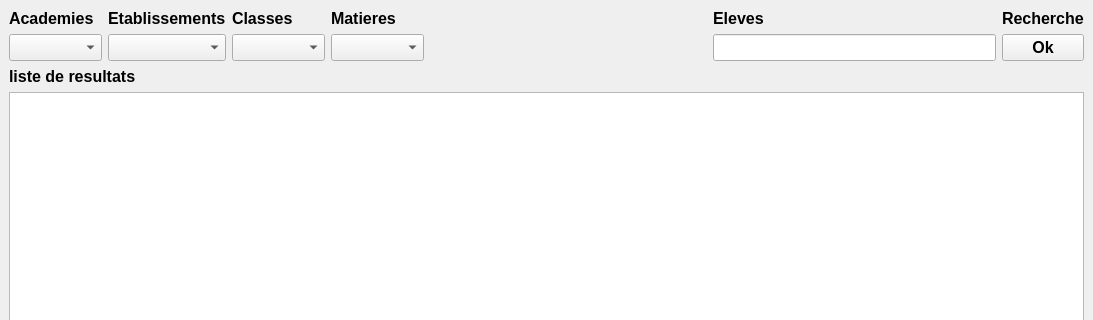
This is elevRechDesign.ui in ludoovic/gestionClas as Qt 5 draws it before an edit; both pictures show x 0 to 1093 and y 0 to 320 of the 1093 by 853 pixel window. The edited form follows.
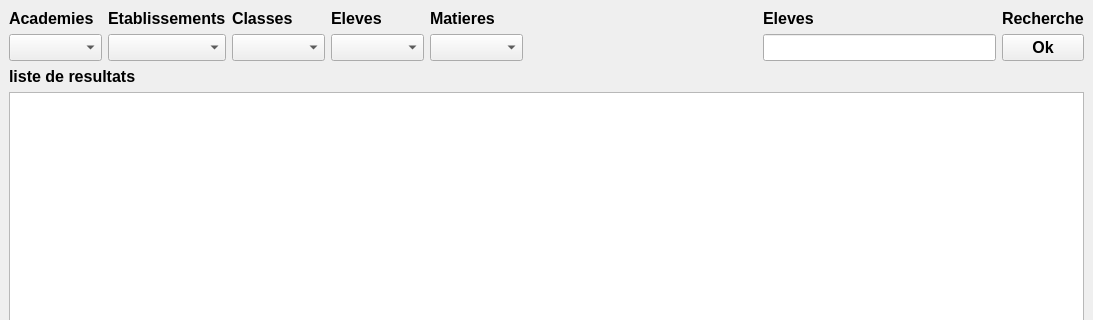
This is the edited form.

Commit message: connection des combobox a mesdata preparation du retour affiché (en cascade) des combobox

The edit to the form file:
```diff
--- a/elevRechDesign.ui
+++ b/elevRechDesign.ui
@@ -21,9 +21,9 @@
    <string>MainWindow</string>
   </property>
   <widget class="QWidget" name="centralwidget">
-   <layout class="QVBoxLayout" name="verticalLayout_7">
+   <layout class="QVBoxLayout" name="verticalLayout_9">
     <item>
-     <layout class="QHBoxLayout" name="horizontalLayout">
+     <layout class="QHBoxLayout" name="horizontalLayout_2">
       <item>
        <layout class="QVBoxLayout" name="verticalLayout">
         <item>
@@ -66,6 +66,20 @@
         </item>
        </layout>
       </item>
+      <item>
+       <layout class="QVBoxLayout" name="verticalLayout_7">
+        <item>
+         <widget class="QLabel" name="labElev">
+          <property name="text">
+           <string>Eleves</string>
+          </property>
+         </widget>
+        </item>
+        <item>
+         <widget class="QComboBox" name="cbElev"/>
+        </item>
+       </layout>
+      </item>
       <item>
        <layout class="QVBoxLayout" name="verticalLayout_5">
         <item>
@@ -96,7 +110,7 @@
       <item>
        <layout class="QVBoxLayout" name="verticalLayout_4">
         <item>
-         <widget class="QLabel" name="labElev">
+         <widget class="QLabel" name="labElevRech">
           <property name="text">
            <string>Eleves</string>
           </property>
```
The commit also changes 2 other files.
